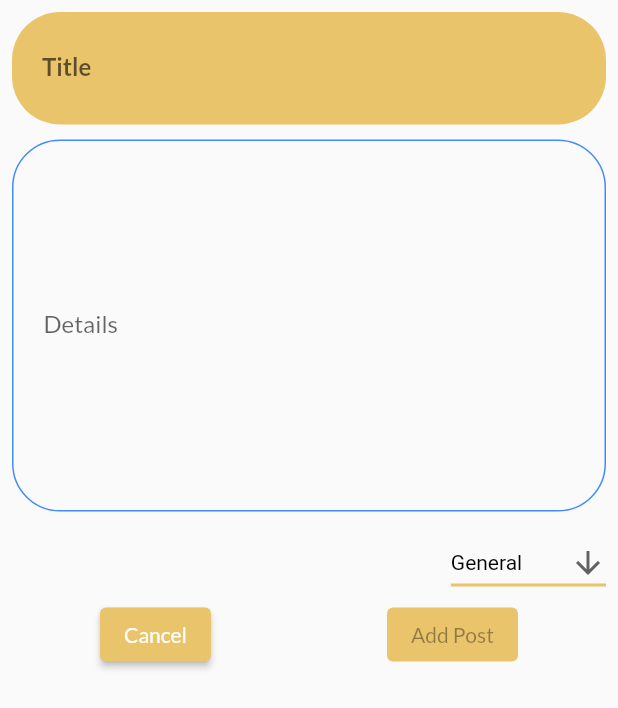
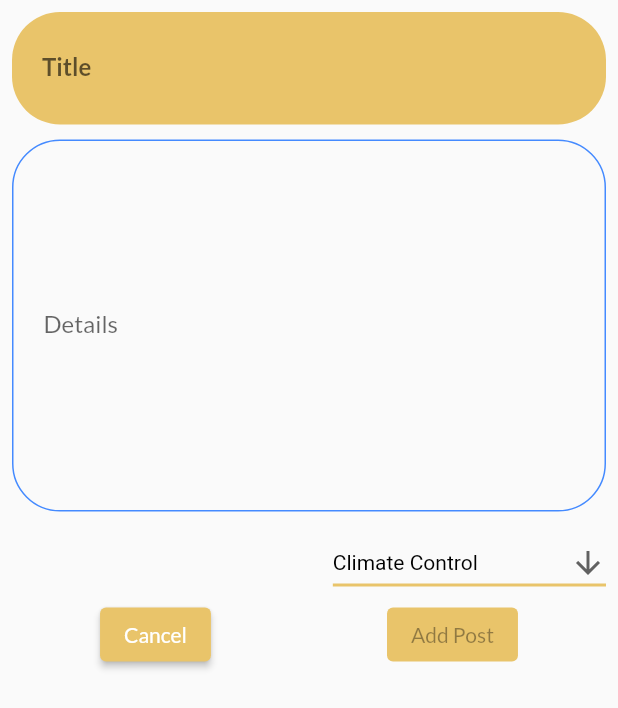
Before and after one commit to leowei31/nectarfy-app, a Flutter app: the NewPost widget shown alone on an empty page, opened directly, on a phone screen of 412 x 824 dp. Shown: the top 708 px of the screen. Run offline on Flutter 3.47's test engine with Material 2 defaults, Android fonts, the phone set to English and light mode, and no system bars; our stand-ins replace dio; network calls fail.

```diff
--- a/app/lib/model/category.dart
+++ b/app/lib/model/category.dart
@@ -1,19 +1,17 @@
 import './post.dart';
 
 class Category {
-
+  final String id;
   final String title;
   final String description;
-  final List<Post> posts;
 
-  Category ({
+  Category({
+    required this.id,
     required this.title,
     required this.description,
-    required this.posts
   });
 
+  String getid() => id;
   String getTitle() => title;
   String getDescription() => description;
-  List<Post> getPosts() => posts;
-
 }
--- a/app/lib/services/postservice.dart
+++ b/app/lib/services/postservice.dart
@@ -4,7 +4,7 @@ import 'package:flutter/material.dart';
 class PostService {
   Dio dio = new Dio();
 
-  newPost(title, description, userid) async {
+  newPost(title, description, userid, categoryid) async {
     try {
       return await dio.post('https://flutterauthnectarfy.herokuapp.com/post',
           data: {
@@ -12,6 +12,7 @@ class PostService {
             'title': title,
             'description': description,
             'datePosted': '${DateTime.now()}',
+            'category': '${categoryid}',
             'likes': [],
             'comments': []
           },
--- a/app/lib/views/login.dart
+++ b/app/lib/views/login.dart
@@ -28,6 +28,10 @@ class _LoginScreenState extends State<LoginScreen> {
                 'Welcome to Nectarfy',
                 style: TextStyle(fontSize: 20),
               ),
+              Image.network(
+                  'https://scontent.xx.fbcdn.net/v/t1.15752-9/261068965_1074230923416416_6405014183967018013_n.png?_nc_cat=102&ccb=1-5&_nc_sid=aee45a&_nc_ohc=Aladpss0sRMAX9v7Nyr&_nc_ad=z-m&_nc_cid=0&_nc_ht=scontent.xx&oh=03_AVJBCnlwJ0q2aJlzQKIBB76ODJUQKS9RWmVi92KOtJSNhw&oe=625D8569',
+                  height: 150,
+                  width: 150),
               TextField(
                 decoration: InputDecoration(labelText: 'Username'),
                 onChanged: (val) {
@@ -58,6 +62,7 @@ class _LoginScreenState extends State<LoginScreen> {
                           // );
                         });
                       }),
+                  SizedBox(height: 20),
                   ElevatedButton(
                       child: const Text("Login"),
                       onPressed: () {
--- a/app/lib/widgets/community_module/new_post.dart
+++ b/app/lib/widgets/community_module/new_post.dart
@@ -1,3 +1,4 @@
+import 'package:app/widgets/community_module/single_category.dart';
 import 'package:flutter/material.dart';
 import 'dart:io';
 import 'package:intl/intl.dart';
@@ -5,9 +6,11 @@ import 'package:provider/provider.dart';
 
 import '../../provider/user_provider.dart';
 import '../../services/postservice.dart';
+import '../../model/category.dart';
 
 class NewPost extends StatefulWidget {
   const NewPost({Key? key}) : super(key: key);
+
   @override
   State<NewPost> createState() => _NewPostState();
 }
@@ -15,14 +18,42 @@ class NewPost extends StatefulWidget {
 class _NewPostState extends State<NewPost> {
   final _titleController = TextEditingController();
   final _descriptionController = TextEditingController();
-  String _category = 'General';
-  DateTime _time = DateTime.now();
+  final DateTime _time = DateTime.now();
   bool _canpost = false;
+  final List<Category> _cats = [
+    Category(
+        id: "623762c997281c2f96b8d294",
+        title: "Climate Control",
+        description: "orem ipsum dolor sit amet, c"),
+    Category(
+        id: "623762d197281c2f96b8d296",
+        title: "Varroa Mite Management",
+        description: "Lorem ipsum dolor sit amet, "),
+    Category(
+        id: "623762db97281c2f96b8d298",
+        title: "Nectarfy Hives",
+        description: "Lorem ipsum dolor sit amet,"),
+    Category(
+        id: "623762f297281c2f96b8d29e",
+        title: "Bees Dying",
+        description: "Lorem ipsum dolor sit amet,")
+  ];
+
+  String _category = "Climate Control";
 
   @override
   Widget build(BuildContext context) {
     final mediaQuery = MediaQuery.of(context);
     final _userid = context.watch<UserState>().userid;
+    List<String> _cattitle = [];
+    for (var cat in _cats) {
+      _cattitle.add(cat.title);
+    }
+    Map _catnameid = {};
+    for (var cat in _cats) {
+      _catnameid[cat.title] = cat.id;
+    }
+    print(_cats.length);
 
     _titleController.addListener(() {
       if (_titleController.text.isEmpty) {
@@ -105,7 +136,7 @@ class _NewPostState extends State<NewPost> {
                   height: 10,
                 ),
                 DropdownButton<String>(
-                  value: _category,
+                  value: _category.isNotEmpty ? _category : null,
                   icon: const Icon(Icons.arrow_downward),
                   elevation: 16,
                   style: const TextStyle(color: Colors.black),
@@ -118,12 +149,8 @@ class _NewPostState extends State<NewPost> {
                       _category = newValue!;
                     });
                   },
-                  items: <String>[
-                    'General',
-                    'Climate',
-                    'Feeding',
-                    'Varroa Mites'
-                  ].map<DropdownMenuItem<String>>((String value) {
+                  items:
+                      _cattitle.map<DropdownMenuItem<String>>((String value) {
                     return DropdownMenuItem<String>(
                       value: value,
                       child: Text(value),
@@ -152,8 +179,11 @@ class _NewPostState extends State<NewPost> {
                       onPressed: _canpost
                           ? () {
                               PostService()
-                                  .newPost(_titleController.text,
-                                      _descriptionController.text, _userid)
+                                  .newPost(
+                                      _titleController.text,
+                                      _descriptionController.text,
+                                      _userid,
+                                      _catnameid[_category])
                                   .then((val) {
                                 if (val.data['success']) {
                                   print('success');
```
Also changed, not shown: app/lib/views/category_posts.dart (+120 -52 lines), app/lib/views/profile_module.dart (+9 -6 lines).
